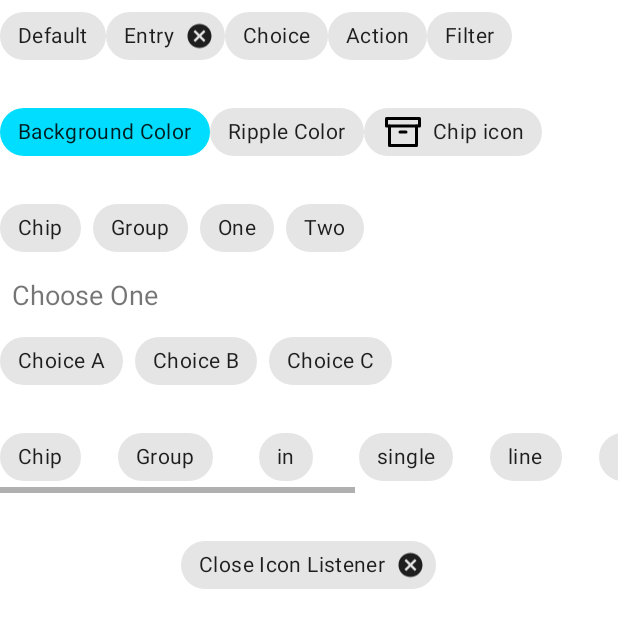
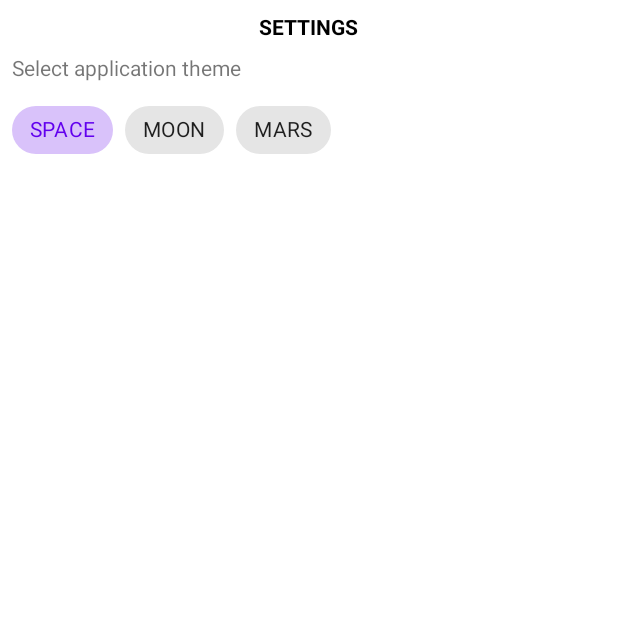
Before and after one commit to NikitaFilimonov/Kotlin_Material_Design, an Android app: the screen it shows after launch (MainActivity), after a tap on "settings", on a phone screen of 412 x 824 dp. Shown: the top 628 px of the screen. Run offline under Robolectric (Android 15) with nearby library versions, the phone set to English and light mode, and no system bars; libraries missing offline, so code that uses them is left out: coil.api.load; network calls fail; pictures from the network do not load; 1 statement that could not run was skipped.

Commit message:
Домашнее задание к уроку 2

```diff
--- a/app/build.gradle
+++ b/app/build.gradle
@@ -16,6 +16,10 @@ android {
         versionName "1.0"
 
         testInstrumentationRunner "androidx.test.runner.AndroidJUnitRunner"
+    }
+
+    buildFeatures {
+        viewBinding true
     }
 
     buildTypes.each {
@@ -60,6 +64,8 @@ dependencies {
 
     implementation("io.coil-kt:coil:0.9.2")
 
+    implementation 'androidx.lifecycle:lifecycle-livedata-ktx:2.3.1'
+
     implementation fileTree(dir: 'libs', include: ['*.jar'])
     implementation 'androidx.legacy:legacy-support-v4:1.0.0'
     testImplementation 'junit:junit:4.12'
--- a/app/src/main/java/com/example/kotlin_material_design/ui/main/picture/PictureOfTheDayFragment.kt
+++ b/app/src/main/java/com/example/kotlin_material_design/ui/main/picture/PictureOfTheDayFragment.kt
@@ -57,7 +57,7 @@ class PictureOfTheDayFragment : Fragment() {
     override fun onOptionsItemSelected(item: MenuItem): Boolean {
         when (item.itemId) {
             R.id.app_bar_fav -> toast("Favourite")
-            R.id.app_bar_settings -> activity?.supportFragmentManager?.beginTransaction()?.add(R.id.container, ChipsFragment())?.addToBackStack(null)?.commit()
+            R.id.app_bar_settings -> activity?.supportFragmentManager?.beginTransaction()?.add(R.id.container, SettingsFragment())?.addToBackStack(null)?.commit()
             android.R.id.home -> {
                 activity?.let {
                     BottomNavigationDrawerFragment().show(it.supportFragmentManager, "tag")
--- /dev/null
+++ b/app/src/main/java/com/example/kotlin_material_design/ui/main/picture/SettingsFragment.kt
@@ -0,0 +1,111 @@
+package com.example.kotlin_material_design.ui.main.picture
+
+import android.content.Context
+import android.os.Bundle
+import android.view.ContextThemeWrapper
+import android.view.LayoutInflater
+import android.view.View
+import android.view.ViewGroup
+import android.widget.Toast
+import androidx.fragment.app.Fragment
+import com.example.kotlin_material_design.R
+import com.example.kotlin_material_design.databinding.FragmentSettingsBinding
+
+
+const val SETTINGS_SHARED_PREFERENCE = "SETTINGS_SHARED_PREFERENCE"
+const val THEME_NAME_SHARED_PREFERENCE = "THEME_NAME_SHARED_PREFERENCE"
+const val THEME_RES_ID = "THEME_RES_ID"
+const val SPACE = "SPACE"
+const val MARS = "MARS"
+const val MOON = "MOON"
+
+class SettingsFragment : Fragment() {
+
+    private lateinit var binding: FragmentSettingsBinding
+    private lateinit var themeName: String
+
+    override fun onActivityCreated(savedInstanceState: Bundle?) {
+        super.onActivityCreated(savedInstanceState)
+
+        setSharedPreferenceSettings()
+        binding.marsTheme.apply {
+            setOnClickListener {
+                if (themeName != MARS) {
+                    saveThemeSettings(MARS, R.style.Theme_Mars)
+                    activity?.let {
+                        Toast.makeText(it, "Mars", Toast.LENGTH_SHORT).show()
+                        it.recreate()
+                    }
+                }
+            }
+        }
+        binding.spaceTheme.apply {
+            setOnClickListener {
+                if (themeName != SPACE) {
+                    saveThemeSettings(SPACE, R.style.Theme)
+                    activity?.let {
+                        Toast.makeText(it, "Space", Toast.LENGTH_SHORT).show()
+                        it.recreate()
+                    }
+                }
+            }
+        }
+        binding.moonTheme.apply {
+            setOnClickListener {
+                if (themeName != MOON) {
+                    saveThemeSettings(MOON, R.style.Theme_Moon)
+                    activity?.let {
+                        Toast.makeText(it, "Moon", Toast.LENGTH_SHORT).show()
+                        it.recreate()
+                    }
+                }
+            }
+        }
+    }
+
+    override fun onCreateView(
+        inflater: LayoutInflater, container: ViewGroup?,
+        savedInstanceState: Bundle?
+    ): View {
+        val resIdTheme =
+            requireActivity().getSharedPreferences(SETTINGS_SHARED_PREFERENCE, Context.MODE_PRIVATE)
+                .getInt(THEME_RES_ID, R.style.Theme)
+        val inflaterNewTheme = LayoutInflater.from(ContextThemeWrapper(context, resIdTheme))
+        binding = FragmentSettingsBinding.inflate(inflaterNewTheme, container, false)
+        return binding.root
+    }
+
+    private fun saveThemeSettings(themeName: String, id: Int) {
+        this.themeName = themeName
+        activity?.let {
+            with(it.getSharedPreferences(SETTINGS_SHARED_PREFERENCE, Context.MODE_PRIVATE).edit()) {
+                putString(THEME_NAME_SHARED_PREFERENCE, themeName).apply()
+                putInt(THEME_RES_ID, id).apply()
+            }
+        }
+    }
+
+    private fun setSharedPreferenceSettings() {
+        activity?.let {
+            themeName =
+                it.getSharedPreferences(SETTINGS_SHARED_PREFERENCE, Context.MODE_PRIVATE)
+                    .getString(THEME_NAME_SHARED_PREFERENCE, SPACE).toString()
+            when(themeName) {
+                MOON -> {
+                    binding.moonTheme.isChecked = true
+                }
+                MARS -> {
+                    binding.marsTheme.isChecked = true
+                }
+                else -> {
+                    binding.spaceTheme.isChecked = true
+                }
+            }
+        }
+    }
+
+    companion object {
+        @JvmStatic
+        fun newInstance() = SettingsFragment()
+    }
+}
--- /dev/null
+++ b/app/src/main/res/layout/fragment_settings.xml
@@ -0,0 +1,72 @@
+<?xml version="1.0" encoding="utf-8"?>
+<androidx.constraintlayout.widget.ConstraintLayout xmlns:android="http://schemas.android.com/apk/res/android"
+    xmlns:tools="http://schemas.android.com/tools"
+    android:layout_width="match_parent"
+    android:layout_height="match_parent"
+    xmlns:app="http://schemas.android.com/apk/res-auto"
+    android:background="@color/design_default_color_on_primary"
+    android:focusable="true"
+    android:clickable="true"
+    tools:context=".ui.main.picture.SettingsFragment">
+
+    <TextView
+        android:id="@+id/settings_text_view"
+        style="@style/HeaderText"
+        android:paddingStart="@dimen/padding_to_screen_edge"
+        android:paddingEnd="@dimen/padding_to_screen_edge"
+        android:paddingBottom="@dimen/distance_between_widgets"
+        app:layout_constraintEnd_toEndOf="parent"
+        app:layout_constraintStart_toStartOf="parent"
+        app:layout_constraintTop_toTopOf="parent"
+        android:text="@string/settings" />
+
+    <TextView
+        android:id="@+id/theme_text_view"
+        android:layout_width="wrap_content"
+        android:layout_height="wrap_content"
+        android:layout_marginTop="@dimen/distance_between_widgets"
+        android:paddingStart="@dimen/padding_to_screen_edge"
+        android:paddingEnd="@dimen/padding_to_screen_edge"
+        android:paddingBottom="@dimen/distance_between_widgets"
+        app:layout_constraintStart_toStartOf="parent"
+        app:layout_constraintTop_toBottomOf="@id/settings_text_view"
+        android:text="@string/select_application_theme" />
+
+    <HorizontalScrollView
+        android:id="@+id/horizontal_scroll_theme"
+        android:layout_width="match_parent"
+        android:layout_height="wrap_content"
+        android:layout_marginTop="@dimen/distance_between_widgets"
+        android:layout_marginBottom="@dimen/distance_between_widgets"
+        app:layout_constraintTop_toBottomOf="@id/theme_text_view"
+        app:layout_constraintStart_toStartOf="parent">
+
+        <com.google.android.material.chip.ChipGroup
+            android:id="@+id/chip_group_theme"
+            android:layout_width="wrap_content"
+            android:layout_height="wrap_content"
+            android:paddingStart="@dimen/padding_to_screen_edge"
+            android:paddingEnd="@dimen/padding_to_screen_edge"
+            app:selectionRequired="true"
+            app:singleSelection="true">
+
+            <com.google.android.material.chip.Chip
+                android:id="@+id/space_theme"
+                style="@style/MyChipStyle"
+                android:text="@string/space" />
+
+            <com.google.android.material.chip.Chip
+                android:id="@+id/moon_theme"
+                style="@style/MyChipStyle"
+                android:text="@string/moon" />
+
+            <com.google.android.material.chip.Chip
+                android:id="@+id/mars_theme"
+                style="@style/MyChipStyle"
+                android:text="@string/mars" />
+
+        </com.google.android.material.chip.ChipGroup>
+
+    </HorizontalScrollView>
+
+</androidx.constraintlayout.widget.ConstraintLayout>
--- a/app/src/main/res/layout/main_fragment.xml
+++ b/app/src/main/res/layout/main_fragment.xml
@@ -59,7 +59,7 @@
         android:layout_width="match_parent"
         android:layout_height="wrap_content"
         android:layout_gravity="bottom"
-        app:backgroundTint="@color/colorPrimary"
+        app:backgroundTint="@color/black"
         app:fabAlignmentMode="center"
         app:hideOnScroll="true"
         app:layout_scrollFlags="scroll|enterAlways"
@@ -69,7 +69,7 @@
         android:id="@+id/fab"
         android:layout_width="wrap_content"
         android:layout_height="wrap_content"
-        android:backgroundTint="@color/colorAccent"
+        android:backgroundTint="@color/colorOnPrimaryMars"
         app:layout_anchor="@id/bottom_app_bar"
         app:srcCompat="@drawable/ic_plus_fab"
         app:tint="#FFFFFF" />
--- /dev/null
+++ b/app/src/main/res/values/attrs.xml
@@ -0,0 +1,4 @@
+<?xml version="1.0" encoding="utf-8"?>
+<resources>
+    <attr name="colorSecondaryAlpha40" format="color"/>
+</resources>
--- a/app/src/main/res/values/colors.xml
+++ b/app/src/main/res/values/colors.xml
@@ -1,7 +1,30 @@
 <?xml version="1.0" encoding="utf-8"?>
 <resources>
-    <color name="colorPrimary">#008577</color>
-    <color name="colorPrimaryDark">#00574B</color>
-    <color name="colorAccent">#D81B60</color>
+    <color name="purple_200">#FFBB86FC</color>
+    <color name="purple_500">#FF6200EE</color>
+    <color name="purple_700">#FF3700B3</color>
+    <color name="teal_200">#FF03DAC5</color>
+    <color name="teal_200Alpha40">#6603DAC5</color>
+    <color name="teal_700">#FF018786</color>
+    <color name="black">#FF000000</color>
+    <color name="white">#FFFFFFFF</color>
     <color name="color_gray">#66000000</color>
+    <color name="stroke_color">#663b4351</color>
+    <color name="bottom_sheet_background">#f6f6fa</color>
+
+    <color name="colorPrimaryMars">#ef6c00</color>
+    <color name="colorPrimaryVariantMars">#b53d00</color>
+    <color name="colorOnPrimaryMars">#ff9d3f</color>
+    <color name="colorSecondaryMars">#f9a825</color>
+    <color name="colorSecondaryMarsAlpha40">#66f9a825</color>
+    <color name="colorSecondaryVariantMars">#c17900</color>
+    <color name="colorOnSecondaryMars">#ffd95a</color>
+
+    <color name="colorPrimaryMoon">#78909c</color>
+    <color name="colorPrimaryVariantMoon">#4b636e</color>
+    <color name="colorOnPrimaryMoon">#a7c0cd</color>
+    <color name="colorSecondaryMoon">#bdbdbd</color>
+    <color name="colorSecondaryMoonAlpha40">#66bdbdbd</color>
+    <color name="colorSecondaryVariantMoon">#8d8d8d</color>
+    <color name="colorOnSecondaryMoon">#efefef</color>
 </resources>
--- /dev/null
+++ b/app/src/main/res/values/dimens.xml
@@ -0,0 +1,9 @@
+<?xml version="1.0" encoding="utf-8"?>
+<resources>
+    <dimen name="double_padding_to_screen_edge">16dp</dimen>
+    <dimen name="padding_to_screen_edge">8dp</dimen>
+    <dimen name="distance_between_widgets">4dp</dimen>
+    <dimen name="stroke_width">32dp</dimen>
+    <dimen name="stroke_height">1dp</dimen>
+    <dimen name="description_behavior_peekHeight">100dp</dimen>
+</resources>
--- a/app/src/main/res/values/strings.xml
+++ b/app/src/main/res/values/strings.xml
@@ -7,6 +7,19 @@
     <string name="settings">settings</string>
     <string name="search">Search</string>
 
-    <!-- TODO: Remove or change this placeholder text -->
+    <string name="day_before_yesterday">Day before yesterday</string>
+    <string name="yesterday">Yesterday</string>
+    <string name="today">Today</string>
+    <string name="select_application_theme">Select application theme</string>
+    <string name="space">Space</string>
+    <string name="moon">Moon</string>
+    <string name="mars">Mars</string>
+    <string name="change_bottom_app_bar">Change bottom app bar</string>
+    <string name="main_screen">Main screen</string>
+    <string name="date">Date</string>
+    <string name="dot">Dot</string>
+    <string name="no_photo_text">There is no photo on this day, but you can watch the \'Video of the Day\'</string>
+    <string name="watch_youtube_video">Watch youtube video</string>
+
     <string name="hello_blank_fragment">Hello blank fragment</string>
 </resources>
--- a/app/src/main/res/values/styles.xml
+++ b/app/src/main/res/values/styles.xml
@@ -3,8 +3,8 @@
     <!-- Base application theme. -->
     <style name="Theme.Kotlin_Material_Design" parent="Theme.MaterialComponents.Light.NoActionBar">
         <!-- Customize your theme here. -->
-        <item name="colorPrimary">@color/colorPrimary</item>
-        <item name="colorPrimaryDark">@color/colorPrimaryDark</item>
-        <item name="colorAccent">@color/colorAccent</item>
+        <item name="colorPrimary">@color/black</item>
+        <item name="colorPrimaryDark">@color/white</item>
+        <item name="colorAccent">@color/color_gray</item>
     </style>
 </resources>
--- /dev/null
+++ b/app/src/main/res/values/theme_mars.xml
@@ -0,0 +1,16 @@
+<?xml version="1.0" encoding="utf-8"?>
+<resources>
+    <style name="Theme.Mars">
+        <!-- Primary brand color. -->
+        <item name="colorPrimary">@color/colorPrimaryMars</item>
+        <item name="colorPrimaryVariant">@color/colorPrimaryVariantMars</item>
+        <item name="colorOnPrimary">@color/colorOnPrimaryMars</item>
+        <!-- Secondary brand color. -->
+        <item name="colorSecondary">@color/colorSecondaryMars</item>
+        <item name="colorSecondaryVariant">@color/colorSecondaryVariantMars</item>
+        <item name="colorOnSecondary">@color/colorOnSecondaryMars</item>
+
+        <item name="android:statusBarColor">@color/colorPrimaryVariantMars</item>
+        <item name="colorSecondaryAlpha40">@color/colorSecondaryMarsAlpha40</item>
+    </style>
+</resources>
--- /dev/null
+++ b/app/src/main/res/values/theme_moon.xml
@@ -0,0 +1,16 @@
+<?xml version="1.0" encoding="utf-8"?>
+<resources>
+    <style name="Theme.Moon">
+        <!-- Primary brand color. -->
+        <item name="colorPrimary">@color/colorPrimaryMoon</item>
+        <item name="colorPrimaryVariant">@color/colorPrimaryVariantMoon</item>
+        <item name="colorOnPrimary">@color/colorOnPrimaryMoon</item>
+        <!-- Secondary brand color. -->
+        <item name="colorSecondary">@color/colorSecondaryMoon</item>
+        <item name="colorSecondaryVariant">@color/colorSecondaryVariantMoon</item>
+        <item name="colorOnSecondary">@color/colorOnSecondaryMoon</item>
+
+        <item name="android:statusBarColor">@color/colorPrimaryVariantMoon</item>
+        <item name="colorSecondaryAlpha40">@color/colorSecondaryMoonAlpha40</item>
+    </style>
+</resources>
--- /dev/null
+++ b/app/src/main/res/values/themes.xml
@@ -0,0 +1,37 @@
+<resources xmlns:tools="http://schemas.android.com/tools">
+    <!-- Base application theme. -->
+    <style name="Theme" parent="Theme.MaterialComponents.DayNight.NoActionBar">
+        <!-- Primary brand color. -->
+        <item name="colorPrimary">@color/purple_500</item>
+        <item name="colorPrimaryVariant">@color/purple_700</item>
+        <item name="colorOnPrimary">@color/white</item>
+        <!-- Secondary brand color. -->
+        <item name="colorSecondary">@color/teal_200</item>
+        <item name="colorSecondaryVariant">@color/teal_700</item>
+        <item name="colorOnSecondary">@color/black</item>
+        <!-- Status bar color. -->
+        <item name="android:statusBarColor" tools:targetApi="l">?attr/colorPrimaryVariant</item>
+        <!-- Customize your theme here. -->
+        <item name="colorSecondaryAlpha40">@color/teal_200Alpha40</item>
+    </style>
+
+    <style name="MyChipStyle" parent="Widget.MaterialComponents.Chip.Choice">
+        <item name="android:layout_width">wrap_content</item>
+        <item name="android:layout_height">wrap_content</item>
+        <item name="textAllCaps">true</item>
+    </style>
+
+    <style name="HeaderText">
+        <item name="textAllCaps">true</item>
+        <item name="android:textStyle">bold</item>
+        <item name="android:textColor">@color/black</item>
+        <item name="android:layout_width">wrap_content</item>
+        <item name="android:layout_height">wrap_content</item>
+        <item name="android:paddingTop">@dimen/padding_to_screen_edge</item>
+    </style>
+
+    <style name="AppShapeAppearance" parent="ShapeAppearance.MaterialComponents.SmallComponent">
+        <item name="cornerFamily">cut</item>
+        <item name="cornerSize">8dp</item>
+    </style>
+</resources>
```
